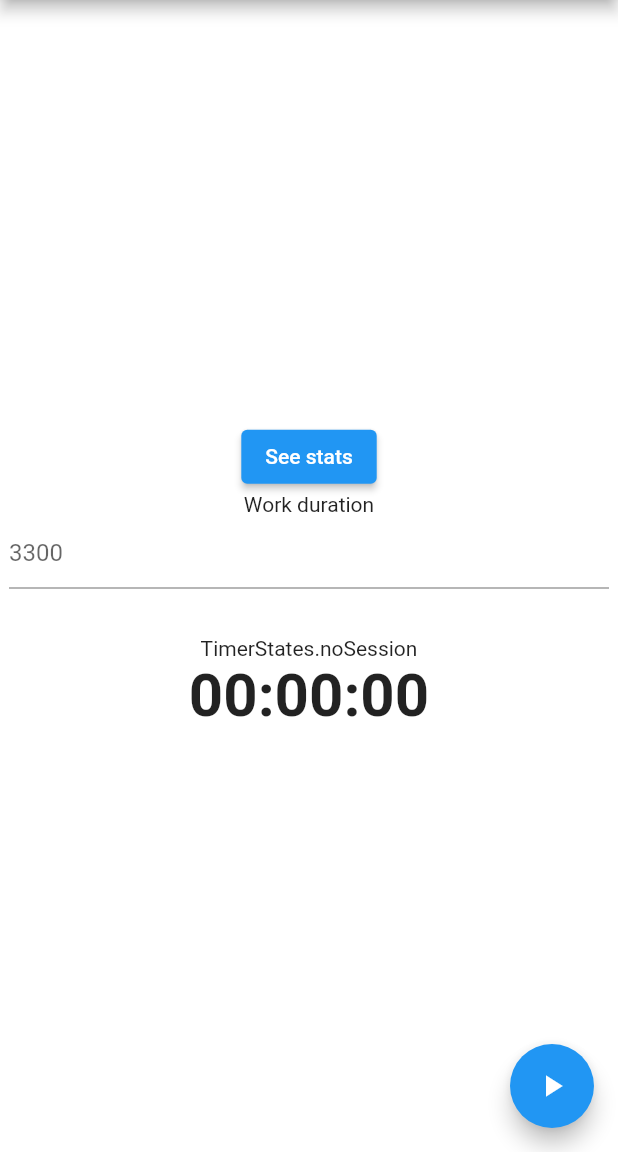
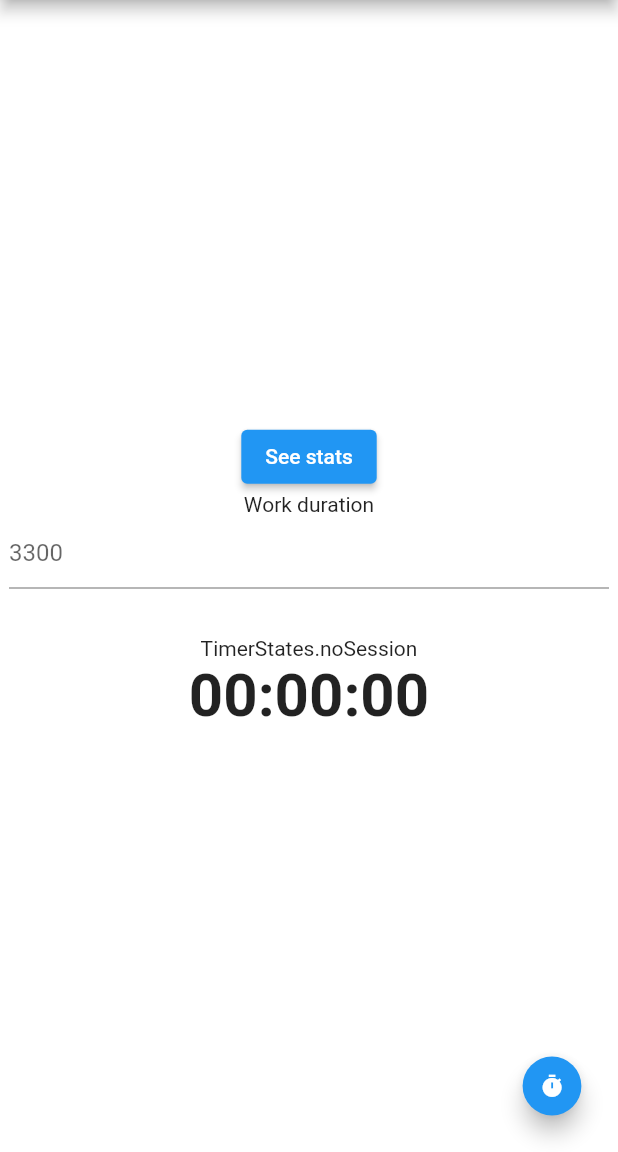
Before and after one commit to aleks-tpom6oh/cododoro, a Flutter app: the screen it shows after launch, on a phone screen of 412 x 824 dp, the part 84-1236 px from its top. Run offline on Flutter 3.47's test engine with Material 2 defaults, Android fonts, the light colour scheme and no system bars; our stand-ins replace shared_preferences.

Commit message:
Add animated controlls

```diff
--- /dev/null
+++ b/lib/views/Controlls.dart
@@ -0,0 +1,188 @@
+import 'package:flutter/material.dart';
+import 'dart:math';
+
+@immutable
+class FloatingActionButtons extends StatefulWidget {
+  const FloatingActionButtons({
+    Key? key,
+    required this.distance,
+    required this.children,
+    required this.expendIcon,
+    required this.collapsedIcon,
+    required this.onExpend,
+    required this.onCollapse,
+  }) : super(key: key);
+
+  final double distance;
+  final List<Widget> children;
+  final Icon expendIcon;
+  final Icon collapsedIcon;
+
+  final Function onExpend;
+  final Function onCollapse;
+
+  @override
+  _FloatingActionButtonsState createState() => _FloatingActionButtonsState();
+}
+
+class _FloatingActionButtonsState extends State<FloatingActionButtons>
+    with SingleTickerProviderStateMixin {
+  late final AnimationController _controller;
+  late final Animation<double> _expandAnimation;
+
+  bool _open = false;
+
+  @override
+  void initState() {
+    super.initState();
+    _controller = AnimationController(
+      value: _open ? 1.0 : 0.0,
+      duration: const Duration(milliseconds: 250),
+      vsync: this,
+    );
+    _expandAnimation = CurvedAnimation(
+      curve: Curves.fastOutSlowIn,
+      reverseCurve: Curves.easeOutQuad,
+      parent: _controller,
+    );
+  }
+
+  @override
+  void dispose() {
+    _controller.dispose();
+    super.dispose();
+  }
+
+  void _toggle() {
+    setState(() {
+      _open = !_open;
+      if (_open) {
+        _controller.forward();
+        widget.onExpend();
+      } else {
+        _controller.reverse();
+        widget.onCollapse();
+      }
+    });
+  }
+
+  @override
+  Widget build(BuildContext context) {
+    return SizedBox.expand(
+      child: Stack(
+        alignment: Alignment.bottomRight,
+        clipBehavior: Clip.none,
+        children: [_buildTapToOpenFab(), ..._buildExpandingActionButtons()],
+      ),
+    );
+  }
+
+  List<Widget> _buildExpandingActionButtons() {
+    final count = widget.children.length;
+    final step = 70.0;
+
+    final children = <Widget>[
+      _ExpandingActionButton(
+        delay: 0.0,
+        offset: count * step,
+        progress: _expandAnimation,
+        child: _buildTapToCloseFab(),
+      )
+    ];
+
+    for (var i = 0, offset = 0.0; i < count; i++, offset += step) {
+      children.add(
+        _ExpandingActionButton(
+          delay: 0.3 * i,
+          offset: offset,
+          progress: _expandAnimation,
+          child: widget.children[i],
+        ),
+      );
+    }
+    return children;
+  }
+
+  Widget _buildTapToCloseFab() {
+    return AnimatedContainer(
+        transformAlignment: Alignment.center,
+        transform: Matrix4.diagonal3Values(0.7, 0.7, 1.0),
+        duration: const Duration(milliseconds: 250),
+        curve: const Interval(0.0, 0.5, curve: Curves.easeOut),
+        child: AnimatedOpacity(
+            opacity: 1.0,
+            curve: const Interval(0.25, 1.0, curve: Curves.easeInOut),
+            duration: const Duration(milliseconds: 250),
+            child: FloatingActionButton(
+              onPressed: _toggle,
+              child: widget.collapsedIcon,
+            )));
+  }
+
+  Widget _buildTapToOpenFab() {
+    return IgnorePointer(
+      ignoring: _open,
+      child: AnimatedContainer(
+        transformAlignment: Alignment.center,
+        transform: Matrix4.diagonal3Values(0.7, 0.7, 1.0),
+        duration: const Duration(milliseconds: 250),
+        curve: const Interval(0.0, 0.5, curve: Curves.easeOut),
+        child: AnimatedOpacity(
+          opacity: _open ? 0.0 : 1.0,
+          curve: const Interval(0.25, 1.0, curve: Curves.easeInOut),
+          duration: const Duration(milliseconds: 250),
+          child: FloatingActionButton(
+            onPressed: _toggle,
+            child: widget.expendIcon,
+          ),
+        ),
+      ),
+    );
+  }
+}
+
+@immutable
+class _ExpandingActionButton extends StatelessWidget {
+  _ExpandingActionButton({
+    Key? key,
+    required this.delay,
+    required this.offset,
+    required this.progress,
+    required this.child,
+  }) : super(key: key);
+
+  final double delay;
+  final double offset;
+  final Animation<double> progress;
+  final Widget child;
+
+  @override
+  Widget build(BuildContext context) {
+    return AnimatedBuilder(
+      animation: progress,
+      builder: (BuildContext context, Widget? child) {
+        final offset = Offset.fromDirection(
+          90 * (pi / 180.0),
+          progress.value * this.offset,
+        );
+        return Positioned(
+          right: 0,
+          bottom: offset.dy,
+          child: Transform.rotate(
+            angle: (1.0 - progress.value) * pi / 2,
+            child: child!,
+          ),
+        );
+      },
+      child: FadeTransition(
+        opacity: Tween<double>(begin: 0.0, end: 1.0).animate(
+          CurvedAnimation(
+            parent: progress,
+            curve: Interval(delay, 1.0),
+          ),
+        ),
+        child: child,
+      ),
+    );
+  }
+}
--- a/lib/views/TimerScreen.dart
+++ b/lib/views/TimerScreen.dart
@@ -1,5 +1,6 @@
 import 'package:flutter/material.dart';
 import 'package:programadoro/models/ElapsedTimeModel.dart';
+import 'package:programadoro/views/Controlls.dart';
 import 'package:programadoro/views/StatsScreen.dart';
 import 'package:programadoro/views/WorkDurationInput.dart';
 import 'package:provider/provider.dart';
@@ -59,8 +60,8 @@ class _TimerScreenState extends State<TimerScreen> {
         var elapsedTimeModel = context.read<ElapsedTimeModel>();
         nextStage(elapsedTimeModel, timerModel);
       },
-      child: Icon(Icons.play_arrow),
-      backgroundColor: Colors.blue,
+      child: Icon(Icons.skip_next),
+      backgroundColor: Colors.green,
     );
   }
 
@@ -70,43 +71,11 @@ class _TimerScreenState extends State<TimerScreen> {
       onPressed: () {
         watchTimerModel.pauseResume();
       },
-      child: watchTimerModel.isRunning()
-          ? Icon(Icons.pause_circle)
-          : Icon(Icons.play_arrow),
-      backgroundColor: Colors.blue,
+      child: watchTimerModel.isPaused
+          ? Icon(Icons.play_arrow)
+          : Icon(Icons.pause),
+      backgroundColor: Colors.pink,
     );
-  }
-
-  Widget floatingActionButtons(TimerModel watchTimerModel) {
-    switch (watchTimerModel.state) {
-      case TimerStates.sessionWorking:
-      case TimerStates.sessionWorkingOvertime:
-        {
-          return Wrap(
-            direction: Axis.vertical,
-            children: <Widget>[
-              Container(margin: EdgeInsets.all(10), child: pauseResumeFab()),
-              Container(margin: EdgeInsets.all(10), child: proceedStageFab()),
-            ],
-          );
-        }
-
-      case TimerStates.sessionResting:
-      case TimerStates.sessionRestingOvertime:
-        {
-          return Wrap(
-            direction: Axis.vertical,
-            children: <Widget>[
-              Container(margin: EdgeInsets.all(10), child: pauseResumeFab()),
-              Container(margin: EdgeInsets.all(10), child: proceedStageFab()),
-            ],
-          );
-        }
-      case TimerStates.noSession:
-        {
-          return proceedStageFab();
-        }
-    }
   }
 
   @override
@@ -135,6 +104,21 @@ class _TimerScreenState extends State<TimerScreen> {
             TimerCounter(),
           ],
         )),
-        floatingActionButton: floatingActionButtons(watchTimerModel));
+        floatingActionButton: FloatingActionButtons(
+            expendIcon: Icon(Icons.timer),
+            collapsedIcon: Icon(Icons.timer_off),
+            distance: 112.0,
+            onExpend: () {
+              var timerModel = context.read<TimerModel>();
+              var elapsedTimeModel = context.read<ElapsedTimeModel>();
+              startSession(elapsedTimeModel, timerModel);
+            },
+            onCollapse: () {
+              var timerModel = context.read<TimerModel>();
+              var elapsedTimeModel = context.read<ElapsedTimeModel>();
+              stopSession(elapsedTimeModel, timerModel);
+            },
+            children: [proceedStageFab(), pauseResumeFab()])
+        );
   }
 }
--- a/lib/views/TimerScreenLogic.dart
+++ b/lib/views/TimerScreenLogic.dart
@@ -20,6 +20,16 @@ void tick(ElapsedTimeModel elapsedTimeModel, TimerModel timerModel) async {
   }
 }
 
+void startSession(ElapsedTimeModel elapsedTimeModel, TimerModel timerModel) {
+    timerModel.state = TimerStates.sessionWorking;
+    elapsedTimeModel.elapsedTime = 0;
+}
+
+void stopSession(ElapsedTimeModel elapsedTimeModel, TimerModel timerModel) {
+    timerModel.state = TimerStates.noSession;
+    elapsedTimeModel.elapsedTime = 0;
+}
+
 void nextStage(ElapsedTimeModel elapsedTimeModel, TimerModel timerModel) {
   switch (timerModel.state) {
     case TimerStates.sessionWorking:
@@ -40,16 +50,9 @@ void nextStage(ElapsedTimeModel elapsedTimeModel, TimerModel timerModel) {
     continue next;
     next:case TimerStates.noSession:
       {
-
         timerModel.state = TimerStates.sessionWorking;
         elapsedTimeModel.elapsedTime = 0;
       }
       break;
-    case TimerStates.noSession:
-      {
-        timerModel.state = timerModel.state == TimerStates.sessionWorking
-            ? TimerStates.sessionResting
-            : TimerStates.sessionWorking;
-      }
   }
 }
```
